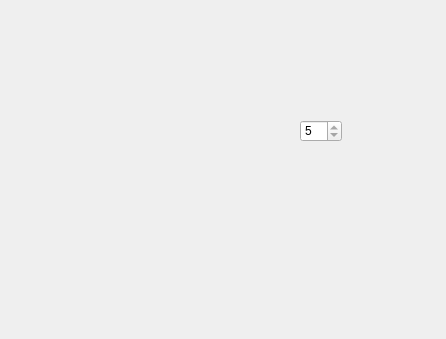
Qt form main_form.ui (rutraq/lardi-trans) before a commit.
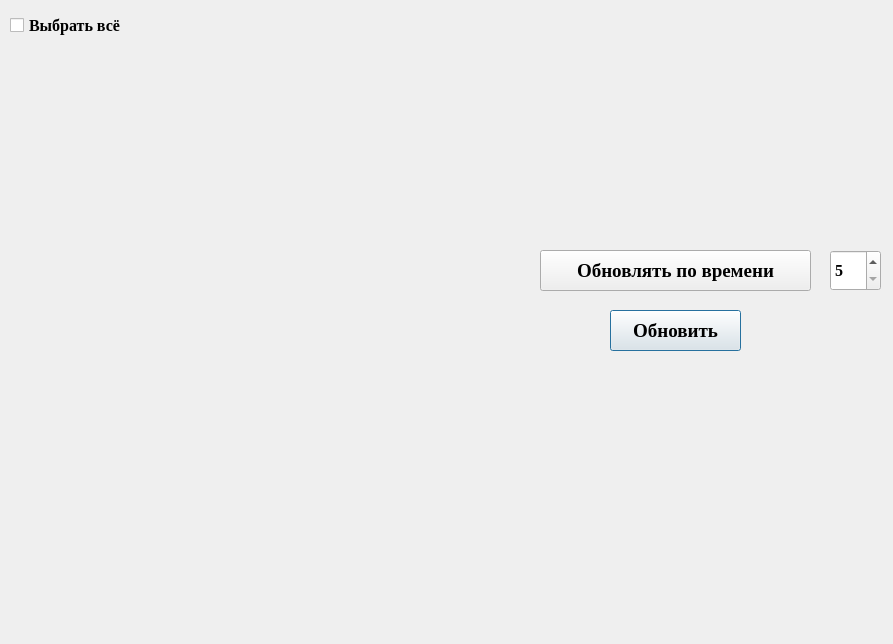
The same form after that commit.

Patch:
```diff
--- a/main_form.ui
+++ b/main_form.ui
@@ -6,8 +6,8 @@
    <rect>
     <x>0</x>
     <y>0</y>
-    <width>446</width>
-    <height>339</height>
+    <width>893</width>
+    <height>644</height>
    </rect>
   </property>
   <property name="windowTitle">
@@ -16,14 +16,22 @@
   <widget class="QSpinBox" name="spinBox">
    <property name="geometry">
     <rect>
-     <x>300</x>
-     <y>120</y>
-     <width>42</width>
-     <height>22</height>
+     <x>830</x>
+     <y>250</y>
+     <width>51</width>
+     <height>41</height>
     </rect>
    </property>
+   <property name="font">
+    <font>
+     <family>Times New Roman</family>
+     <pointsize>12</pointsize>
+     <weight>75</weight>
+     <bold>true</bold>
+    </font>
+   </property>
    <property name="readOnly">
-    <bool>true</bool>
+    <bool>false</bool>
    </property>
    <property name="minimum">
     <number>5</number>
@@ -35,6 +43,69 @@
     <number>5</number>
    </property>
   </widget>
+  <widget class="QPushButton" name="pushButton">
+   <property name="geometry">
+    <rect>
+     <x>610</x>
+     <y>310</y>
+     <width>131</width>
+     <height>41</height>
+    </rect>
+   </property>
+   <property name="font">
+    <font>
+     <family>Times New Roman</family>
+     <pointsize>14</pointsize>
+     <weight>75</weight>
+     <bold>true</bold>
+    </font>
+   </property>
+   <property name="text">
+    <string>Обновить</string>
+   </property>
+  </widget>
+  <widget class="QPushButton" name="pushButton_2">
+   <property name="geometry">
+    <rect>
+     <x>540</x>
+     <y>250</y>
+     <width>271</width>
+     <height>41</height>
+    </rect>
+   </property>
+   <property name="font">
+    <font>
+     <family>Times New Roman</family>
+     <pointsize>14</pointsize>
+     <weight>75</weight>
+     <bold>true</bold>
+    </font>
+   </property>
+   <property name="text">
+    <string>Обновлять по времени</string>
+   </property>
+  </widget>
+  <widget class="QCheckBox" name="checkBox">
+   <property name="geometry">
+    <rect>
+     <x>10</x>
+     <y>10</y>
+     <width>151</width>
+     <height>31</height>
+    </rect>
+   </property>
+   <property name="font">
+    <font>
+     <family>Times New Roman</family>
+     <pointsize>12</pointsize>
+     <weight>75</weight>
+     <bold>true</bold>
+    </font>
+   </property>
+   <property name="text">
+    <string>Выбрать всё</string>
+   </property>
+  </widget>
  </widget>
  <resources/>
  <connections/>
```
